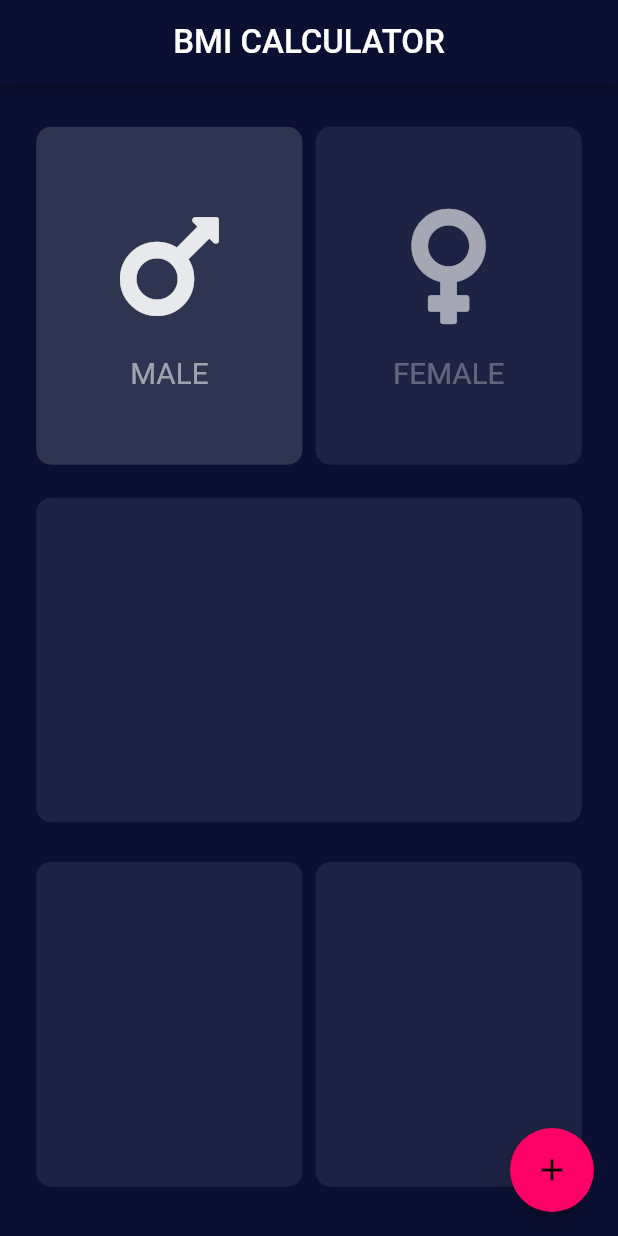
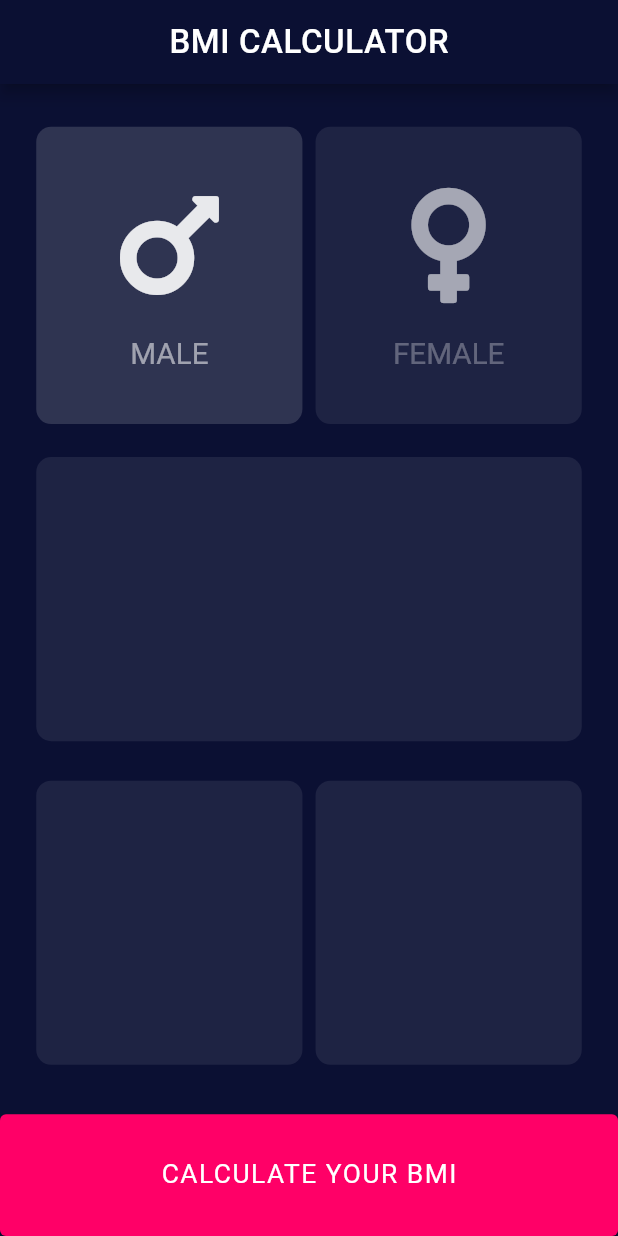
Before and after one commit to dzakybrori/bmi_calculator, a Flutter app: the screen it shows after launch, on a phone screen of 412 x 824 dp. Run offline on Flutter 3.47's test engine with Material 2 defaults, Android fonts, the phone set to English and light mode, and no system bars; our stand-ins replace font_awesome_flutter.

Commit message:
Adding bottom button and update some theme data.

```diff
--- a/lib/input_page.dart
+++ b/lib/input_page.dart
@@ -26,7 +26,10 @@ class _InputPageState extends State<InputPage> {
       appBar: AppBar(
           centerTitle: true,
           title: Text('BMI CALCULATOR', textScaleFactor: context.ts)),
-      body: Padding(
+      body: Column(
+        children: [
+          Expanded(
+            child: Padding(
               padding: EdgeInsets.all(context.dp(18)),
               child: Column(
                 children: [
@@ -60,8 +63,16 @@ class _InputPageState extends State<InputPage> {
                 ],
               ),
             ),
-      floatingActionButton:
-          FloatingActionButton(onPressed: () {}, child: const Icon(Icons.add)),
+          ),
+          SizedBox(
+              width: double.infinity,
+              height: context.h(80),
+              child: ElevatedButton(
+                  onPressed: () {},
+                  child:
+                      Text('CALCULATE YOUR BMI', textScaleFactor: context.ts)))
+        ],
+      ),
     );
   }
 }
--- a/lib/main.dart
+++ b/lib/main.dart
@@ -27,7 +27,17 @@ class BMICalculator extends StatelessWidget {
               surface: const Color(0xFF0B1033), // AppBarColor
             ),
         elevatedButtonTheme: ElevatedButtonThemeData(
-            style: ElevatedButton.styleFrom(primary: const Color(0xFFFF0067))),
+            style: ElevatedButton.styleFrom(
+                primary: const Color(0xFFFF0067),
+                textStyle: const TextStyle(fontSize: 16, letterSpacing: 1))),
+        textTheme: ThemeData.dark().textTheme.copyWith(
+              headline6: ThemeData.dark()
+                  .textTheme
+                  .headline6
+                  ?.copyWith(letterSpacing: 0.4),
+              button:
+                  ThemeData.dark().textTheme.button?.copyWith(letterSpacing: 1),
+            ),
       ),
       home: const InputPage(),
     );
```
Lines whose indentation alone changed are shown as unchanged.
